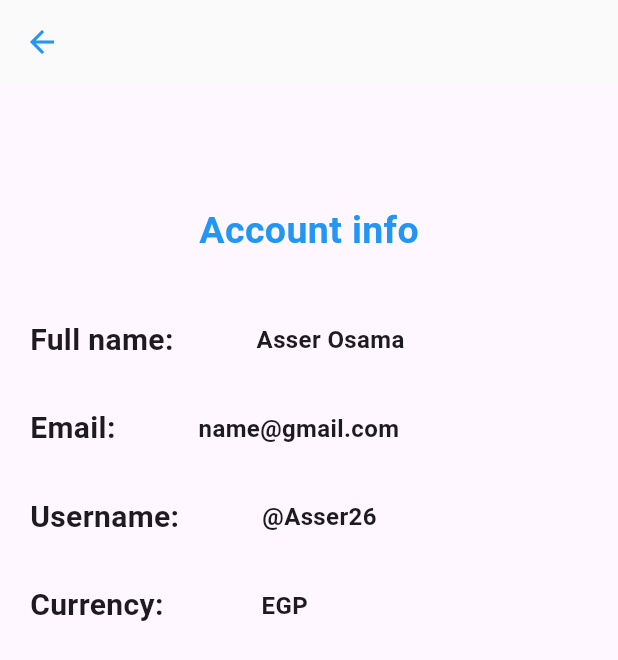
After one commit to MohamedTarek26/Expenses_App-HCI_Project, a Flutter app: the AccountInfo screen opened by its route, on a phone screen of 412 x 824 dp. The commit adds this screen. Shown: the top 660 px of the screen. Run offline on Flutter 3.47's test engine with Material 3 defaults, Android fonts, the phone set to English and light mode, and no system bars; our stand-ins replace gap, image_picker, shared_preferences; accounts and stored records are empty.

Commit message:
account info

```diff
--- /dev/null
+++ b/lib/Data.dart
@@ -0,0 +1,11 @@
+import 'package:flutter/cupertino.dart';
+
+class Data{
+  String fullName;
+  String email;
+  String username;
+  String currency;
+  Image image;
+  Data(this.username,this.email,this.currency,this.fullName,this.image);
+
+}
--- /dev/null
+++ b/lib/accountinfoPage.dart
@@ -0,0 +1,67 @@
+import 'package:expenses_hci/Data.dart';
+import 'package:flutter/material.dart';
+import 'package:gap/gap.dart';
+// ignore_for_file: prefer_const_constructors
+
+class AccountInfo extends StatefulWidget {
+  const AccountInfo({super.key});
+
+  @override
+  State<AccountInfo> createState() => _AccountInfoState();
+}
+
+class _AccountInfoState extends State<AccountInfo> {
+  Data user=Data("@Asser26", "name@gmail.com", "EGP", "Asser Osama", Image.asset(""));
+  @override
+  Widget build(BuildContext context) {
+    return Scaffold(
+      appBar: AppBar(
+          backgroundColor: Colors.grey[50],
+          elevation: 0,
+          leading: BackButton(color: Colors.blue,style: ButtonStyle())
+      ),
+      body: Column(
+        children: [
+          Gap(80),
+          Center(child: Text("Account info",style: TextStyle(fontWeight: FontWeight.bold,fontSize: 25,color: Colors.blue)),),
+          Gap(40),
+          Row(
+            children: [
+              Gap(20),
+              Text("Full name: ",style: TextStyle(fontSize: 20,fontWeight: FontWeight.bold),),
+              Gap(50),
+              Text(user.fullName,style: TextStyle(fontSize: 16,fontWeight: FontWeight.bold),),
+            ],
+          ),
+          Gap(30),
+          Row(
+            children: [
+              Gap(20),
+              Text("Email: ",style: TextStyle(fontSize: 20,fontWeight: FontWeight.bold),),
+              Gap(50),
+              Text(user.email,style: TextStyle(fontSize: 16,fontWeight: FontWeight.bold),),
+            ],
+          ),
+          Gap(30),
+          Row(
+            children: [
+              Gap(20),
+              Text("Username: ",style: TextStyle(fontSize: 20,fontWeight: FontWeight.bold),),
+              Gap(50),
+              Text(user.username,style: TextStyle(fontSize: 16,fontWeight: FontWeight.bold),),
+            ],
+          ),
+          Gap(30),
+          Row(
+            children: [
+              Gap(20),
+              Text("Currency: ",style: TextStyle(fontSize: 20,fontWeight: FontWeight.bold),),
+              Gap(60),
+              Text(user.currency,style: TextStyle(fontSize: 16,fontWeight: FontWeight.bold),),
+            ],
+          ),
+        ],
+      ),
+    );
+  }
+}
--- a/lib/main.dart
+++ b/lib/main.dart
@@ -1,4 +1,5 @@
 import 'package:expenses_hci/Register.dart';
+import 'package:expenses_hci/accountinfoPage.dart';
 import 'package:expenses_hci/login_page.dart';
 import 'package:flutter/material.dart';
 import 'package:flutter/services.dart';
@@ -22,6 +23,7 @@ class MyApp extends StatelessWidget {
         "login": (context) => const loginPage(),
         "home": (context) => const HomePage(),
         "Register": (context) => const RegisterPage(),
+        "account info": (context) => const AccountInfo(),
       },
     );
   }
```
